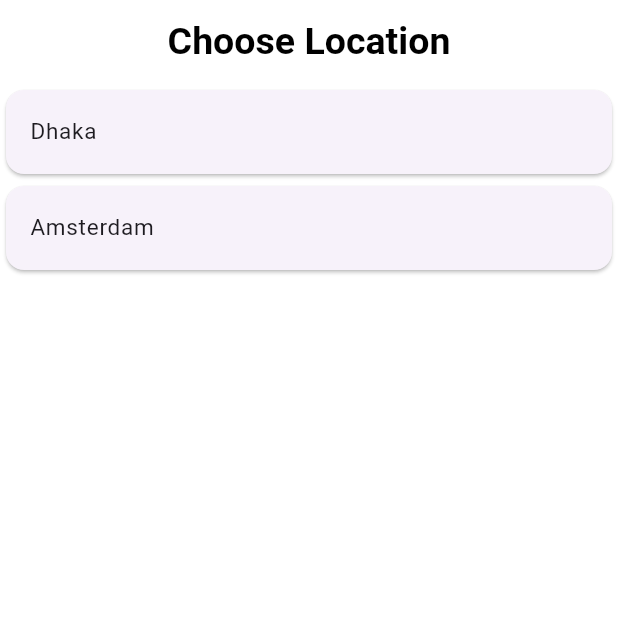
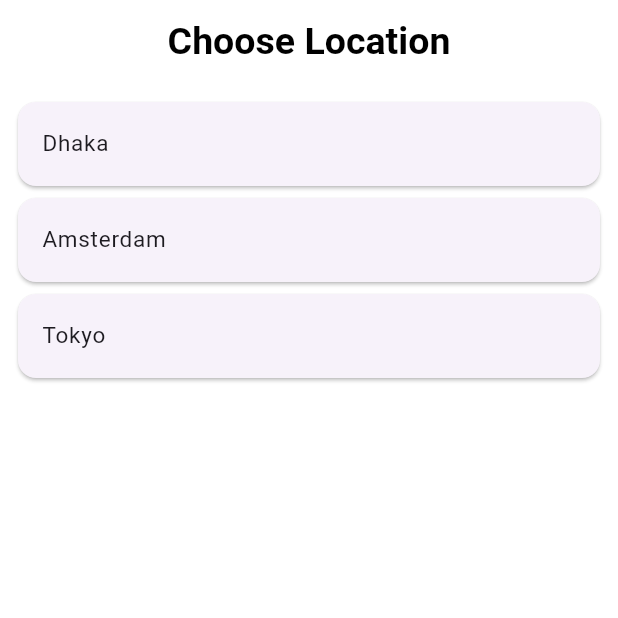
Before and after one commit to zVoid24/world_time, a Flutter app: the screen it shows after launch, on a phone screen of 412 x 824 dp, the top half of it. Run offline on Flutter 3.47's test engine with Material 3 defaults, Android fonts, the phone set to English and light mode, and no system bars; our stand-ins replace loading_animation_widget.

Commit message:
second commit

```diff
--- a/lib/Loading.dart
+++ b/lib/Loading.dart
@@ -1,6 +1,5 @@
 import 'package:flutter/material.dart';
 import 'Time.dart';
-import 'package:flutter_spinkit/flutter_spinkit.dart';
 import 'package:loading_animation_widget/loading_animation_widget.dart';
 
 class Loading extends StatefulWidget {
--- a/lib/Location.dart
+++ b/lib/Location.dart
@@ -10,7 +10,8 @@ class Location extends StatefulWidget {
 class _LocationState extends State<Location> {
   List<Map<String, String>> zones = [
     {'continent': 'Asia', 'city': 'Dhaka'},
-    {'continent': 'Europe', 'city': 'Amsterdam'}
+    {'continent': 'Europe', 'city': 'Amsterdam'},
+    {'continent': 'Asia', 'city': 'Tokyo'}
   ];
 
   @override
@@ -26,7 +27,9 @@ class _LocationState extends State<Location> {
         backgroundColor: Colors.white70,
       ),
       backgroundColor: Colors.white,
-      body: Center(
+      body: Padding(
+        padding: const EdgeInsets.all(8.0),
+        child: Center(
           child: ListView.builder(
               itemCount: zones.length,
               itemBuilder: (context, index) {
@@ -46,6 +49,7 @@ class _LocationState extends State<Location> {
                 );
               }),
         ),
+      ),
     );
   }
 }
```
Also changed, not shown: lib/Home.dart (+12 -0 lines). Lines whose indentation alone changed are shown as unchanged.
